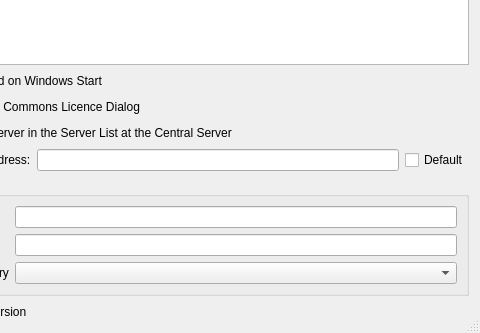
Qt form src/serverdlgbase.ui (jamulussoftware/jamulus) before a commit; both pictures show x 108 to 588 and y 82 to 415 of the 588 by 415 pixel window.
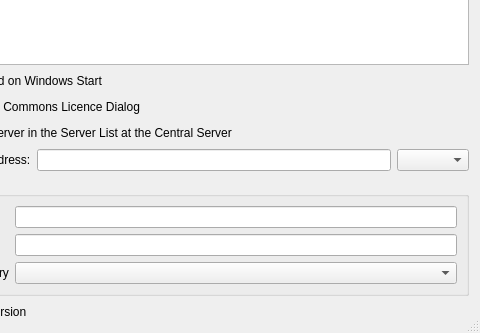
The same form after that commit. Icons and pictures are not drawn.

Commit message: added support for Central Server (North America) (Ticket #50), small bug fix for the Mac audio interface

The edit to the form file:
```diff
--- a/src/serverdlgbase.ui
+++ b/src/serverdlgbase.ui
@@ -82,11 +82,7 @@
       <widget class="QLineEdit" name="edtCentralServerAddress"/>
      </item>
      <item>
-      <widget class="QCheckBox" name="chbDefaultCentralServer">
-       <property name="text">
-        <string>Default</string>
-       </property>
-      </widget>
+      <widget class="QComboBox" name="cbxCentServAddrType"/>
      </item>
     </layout>
    </item>
```
Left out of the diff: 2 changed lines with no effect on the pictures. The commit also changes 18 other files.
